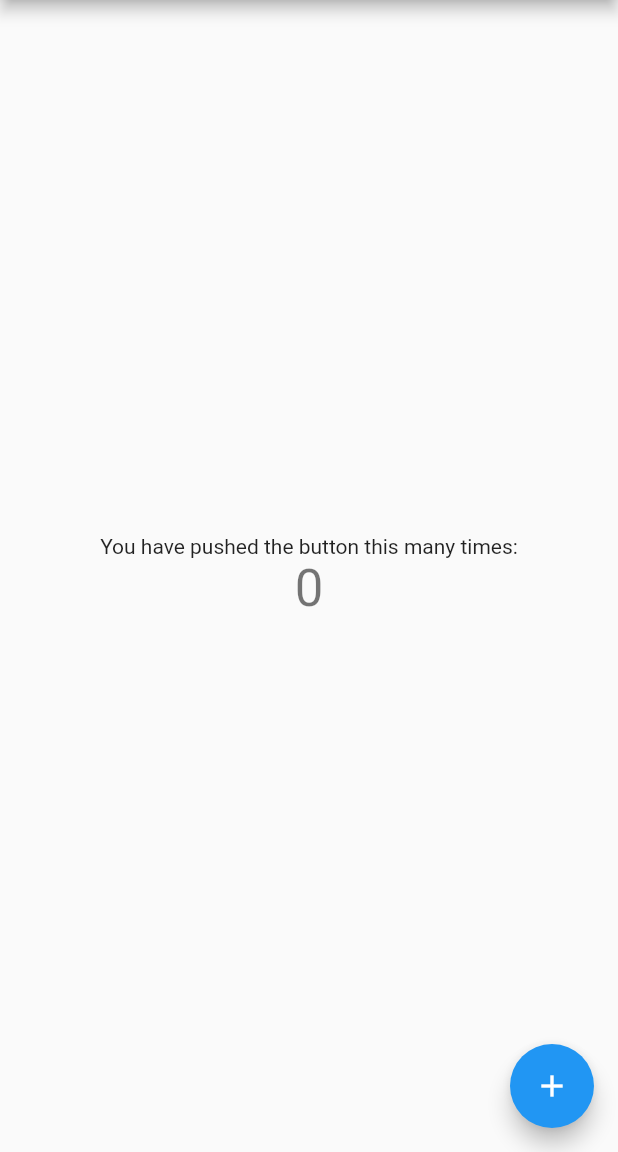
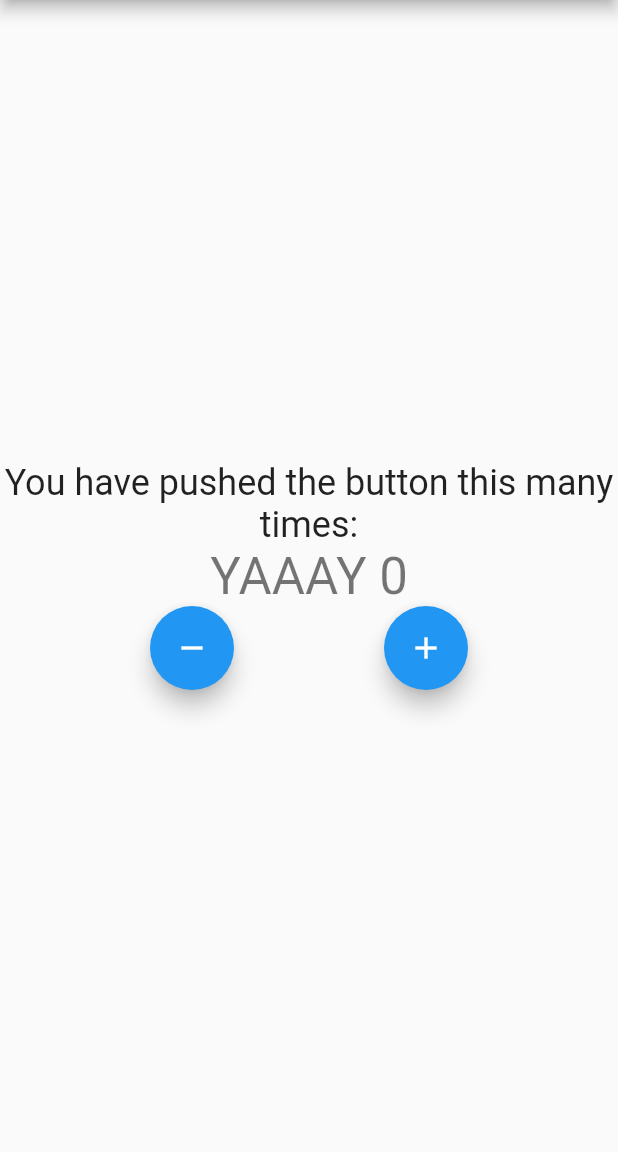
Before and after one commit to shlembo598/flutter_bloc_concepts, a Flutter app: the screen it shows after launch, on a phone screen of 412 x 824 dp, the part 84-1236 px from its top. Run offline on Flutter 3.47's test engine with Material 2 defaults, Android fonts, the phone set to English and light mode, and no system bars; our stand-ins replace bloc, flutter_bloc.

```diff
--- /dev/null
+++ b/lib/cubit/counter_cubit.dart
@@ -0,0 +1,10 @@
+import 'package:bloc/bloc.dart';
+import 'package:meta/meta.dart';
+
+part 'counter_state.dart';
+
+class CounterCubit extends Cubit<CounterState> {
+  CounterCubit() : super(CounterState(counterValue: 0));
+  void increment() => emit(CounterState(counterValue: state.counterValue+1, wasIncremented: true));
+  void decrement() => emit(CounterState(counterValue: state.counterValue-1, wasIncremented: false));
+}
--- /dev/null
+++ b/lib/cubit/counter_state.dart
@@ -0,0 +1,8 @@
+part of 'counter_cubit.dart';
+
+class CounterState {
+  int counterValue;
+  bool wasIncremented;
+
+  CounterState({@required this.counterValue, this.wasIncremented});
+}
--- a/lib/main.dart
+++ b/lib/main.dart
@@ -1,4 +1,6 @@
 import 'package:flutter/material.dart';
+import 'package:flutter_bloc/flutter_bloc.dart';
+import 'package:flutter_bloc_concepts/cubit/counter_cubit.dart';
 
 void main() {
   runApp(MyApp());
@@ -8,12 +10,15 @@ class MyApp extends StatelessWidget {
   // This widget is the root of your application.
   @override
   Widget build(BuildContext context) {
-    return MaterialApp(
+    return BlocProvider<CounterCubit>(
+      create: (context) => CounterCubit(),
+      child: MaterialApp(
         title: 'Flutter Demo',
         theme: ThemeData(
           primarySwatch: Colors.blue,
         ),
         home: MyHomePage(title: 'Flutter Demo Home Page'),
+      ),
     );
   }
 }
@@ -47,18 +52,68 @@ class _MyHomePageState extends State<MyHomePage> {
           children: <Widget>[
             Text(
               'You have pushed the button this many times:',
+              style: Theme.of(context).textTheme.headline5,
+              textAlign: TextAlign.center,
             ),
-            Text(
-              '$_counter',
+            BlocConsumer<CounterCubit, CounterState>(
+              listener: (context,state){
+                if (state.wasIncremented == true) {
+                  ScaffoldMessenger.of(context).showSnackBar(SnackBar(
+                    content: Text("Incremented"),
+                    duration: Duration(milliseconds: 300),
+                  ));
+                } else if (state.wasIncremented == false) {
+                  ScaffoldMessenger.of(context).showSnackBar(SnackBar(
+                    content: Text("Decremented"),
+                    duration: Duration(milliseconds: 300),
+                  ));
+                }
+              },
+              builder: (context, state) {
+                if (state.counterValue < 0) {
+                  return Text(
+                    "BRR, NEGATIVE " + state.counterValue.toString(),
                     style: Theme.of(context).textTheme.headline4,
+                  );
+                } else if (state.counterValue % 2 == 0) {
+                  return Text(
+                    "YAAAY " + state.counterValue.toString(),
+                    style: Theme.of(context).textTheme.headline4,
+                  );
+                } else if (state.counterValue == 5) {
+                  return Text(
+                    "HMM, NUMBER 5" + state.counterValue.toString(),
+                    style: Theme.of(context).textTheme.headline4,
+                  );
+                } else
+                  return Text(
+                    state.counterValue.toString(),
+                    style: Theme.of(context).textTheme.headline4,
+                  );
+              },
             ),
+            Row(
+              mainAxisAlignment: MainAxisAlignment.spaceEvenly,
+              children: [
+                FloatingActionButton(
+                  onPressed: () {
+                    BlocProvider.of<CounterCubit>(context).decrement();
+                  },
+                  tooltip: "Decrement",
+                  child: Icon(Icons.remove),
+                ),
+                FloatingActionButton(
+                  onPressed: () {
+                    BlocProvider.of<CounterCubit>(context).increment();
+                  },
+                  tooltip: "Increment",
+                  child: Icon(Icons.add),
+                ),
+              ],
+            )
           ],
         ),
       ),
-      floatingActionButton: FloatingActionButton(
-        onPressed: _incrementCounter,
-        tooltip: 'Increment',
-        child: Icon(Icons.add),
-      ),     );
+    );
   }
 }
--- a/pubspec.yaml
+++ b/pubspec.yaml
@@ -28,6 +28,7 @@ dependencies:
   # The following adds the Cupertino Icons font to your application.
   # Use with the CupertinoIcons class for iOS style icons.
   cupertino_icons: ^1.0.2
+  flutter_bloc: ^7.0.0
 
 dev_dependencies:
   flutter_test:
```
Also changed, not shown: pubspec.lock. Lines whose indentation alone changed are shown as unchanged.
